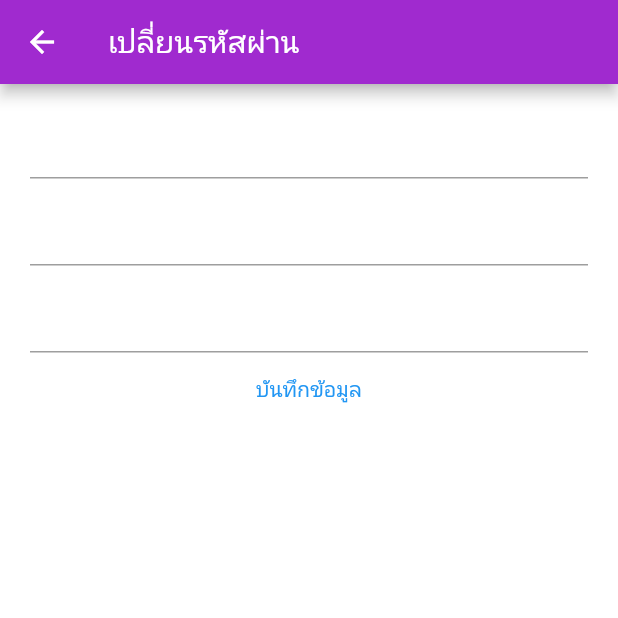
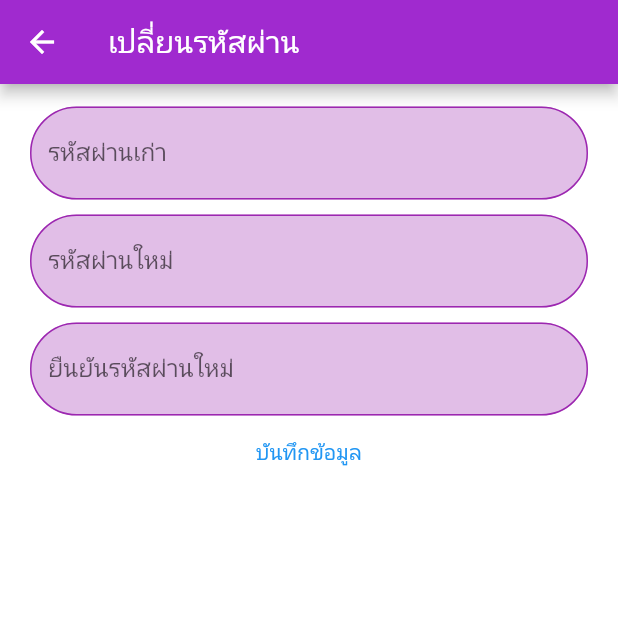
Before and after one commit to asanmankaket/appsan2, a Flutter app: the Repassword screen opened directly, on a phone screen of 412 x 824 dp, the top half of it. Run offline on Flutter 3.47's test engine with Material 2 defaults, Android fonts, the phone set to English and light mode, and no system bars; our stand-ins replace flutter_easyloading, google_maps_flutter, image_picker, shared_preferences; missing offline and left inert: age_calculator; accounts and stored records are empty; network calls fail; project files that could hold a hidden picture were left out.

Commit message:
ver29-06-65

```diff
--- a/lib/models/textformfieldmodel.dart
+++ b/lib/models/textformfieldmodel.dart
@@ -148,10 +148,43 @@ class _TextFormFieldModel2State extends State<TextFormFieldModel2> {
 }
 
 class TextRepassword extends StatelessWidget {
-  const TextRepassword({Key? key, @required this.controller}) : super(key: key);
+  const TextRepassword(
+      {Key? key,
+      @required this.controller,
+      @required this.hintText,
+      @required this.labeltext})
+      : super(key: key);
   final TextEditingController? controller;
+  final String? hintText;
+  final String? labeltext;
   @override
   Widget build(BuildContext context) {
-    return TextFormField();
+    bool hidepassword = true;
+    return TextField(
+        controller: controller,
+        obscureText: hidepassword,
+        decoration: InputDecoration(
+          filled: true,
+          fillColor: Colors.purple.shade100,
+          labelText: labeltext,
+          hintText: hintText,
+          hintStyle: const TextStyle(color: Colors.purple),
+          enabledBorder: const OutlineInputBorder(
+              borderSide: BorderSide(color: Colors.purple),
+              borderRadius: BorderRadius.all(Radius.circular(50))),
+          focusedBorder: const OutlineInputBorder(
+            borderSide: BorderSide(color: Colors.purple, width: 2.5),
+            borderRadius: BorderRadius.all(Radius.circular(100)),
+          ),
+          // suffixIcon: IconButton(
+          //     onPressed: (() {
+          //       hidepassword = !hidepassword;
+          //     }),
+          //     icon: Icon(
+          //       hidepassword ? Icons.visibility : Icons.visibility_off,
+          //       size: 30,
+          //       color: Colors.purple,
+          //     )),
+        ));
   }
 }
--- a/lib/views/Map.dart
+++ b/lib/views/Map.dart
@@ -47,8 +47,9 @@ class _GoogleMapsState extends State<GoogleMaps> {
   @override
   Widget build(BuildContext context) {
     return Scaffold(
-      appBar: AppBar(  title: Text('Map'),
-      backgroundColor: Color.fromARGB(255, 160, 42, 207),
+      appBar: AppBar(
+        title: Text('Map'),
+        backgroundColor: Color.fromARGB(255, 160, 42, 207),
       ),
       body: GoogleMap(
         mapType: MapType.hybrid,
--- a/lib/views/editprofile/setting/re_password.dart
+++ b/lib/views/editprofile/setting/re_password.dart
@@ -1,4 +1,5 @@
 import 'package:creative/configs/api.dart';
+import 'package:creative/models/textformfieldmodel.dart';
 import 'package:flutter/material.dart';
 
 class Repassword extends StatefulWidget {
@@ -38,17 +39,20 @@ class _RepasswordState extends State<Repassword> {
         padding: const EdgeInsets.fromLTRB(20, 15, 20, 10),
         child: Column(
           children: [
-            TextFormField(
-              controller: oldpassword,
-            ),
+            TextRepassword(
+                controller: oldpassword,
+                hintText: 'รหัสผ่านเก่า',
+                labeltext: 'รหัสผ่านเก่า'),
             const SizedBox(height: 10),
-            TextFormField(
-              controller: newpassword,
-            ),
+            TextRepassword(
+                controller: newpassword,
+                hintText: 'รหัสผ่านใหม่',
+                labeltext: 'รหัสผ่านใหม่'),
             const SizedBox(height: 10),
-            TextFormField(
-              controller: confirmpassword,
-            ),
+            TextRepassword(
+                controller: newpassword,
+                hintText: 'ยืนยันรหัสผ่านใหม่',
+                labeltext: 'ยืนยันรหัสผ่านใหม่'),
             TextButton(
                 onPressed: () {
                   if (newpassword.text == confirmpassword.text) {
```
